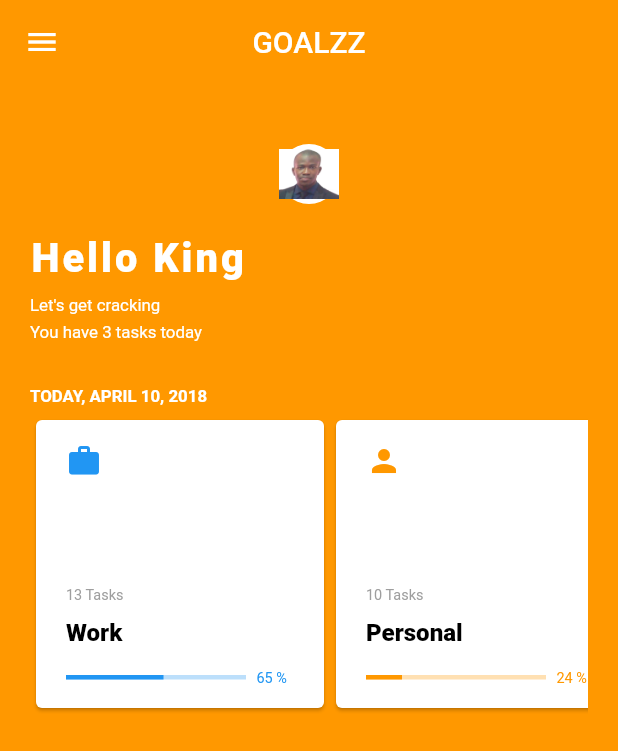
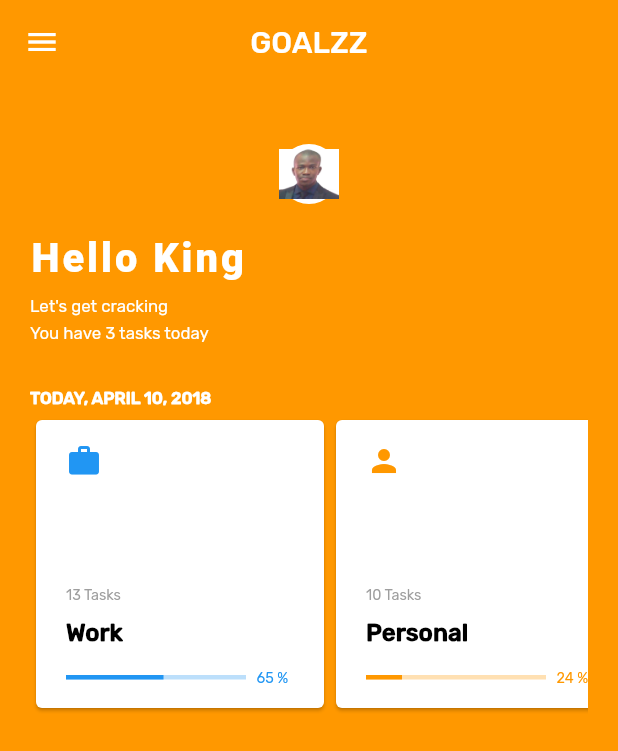
Before and after one commit to elishaking/taskrunz, a Flutter app: the screen it shows after launch, on a phone screen of 412 x 824 dp. Shown: the top 751 px of the screen. Run offline on Flutter 3.47's test engine with Material 2 defaults, Android fonts, the phone set to English and light mode, and no system bars; Roboto replaces fonts that are missing (Montserrat).

Commit message:
updated fonts

```diff
--- a/lib/main.dart
+++ b/lib/main.dart
@@ -21,6 +21,7 @@ class MyApp extends StatelessWidget {
         // Notice that the counter didn't reset back to zero; the application
         // is not restarted.
         primarySwatch: Colors.blue,
+        fontFamily: 'Rubik'
       ),
       home: HomePage(),
     );
```
Also changed, not shown: pubspec.yaml (+6 -11 lines), assets/fonts/Rubik-Medium.ttf (added), assets/fonts/Rubik-Regular.ttf (added).
